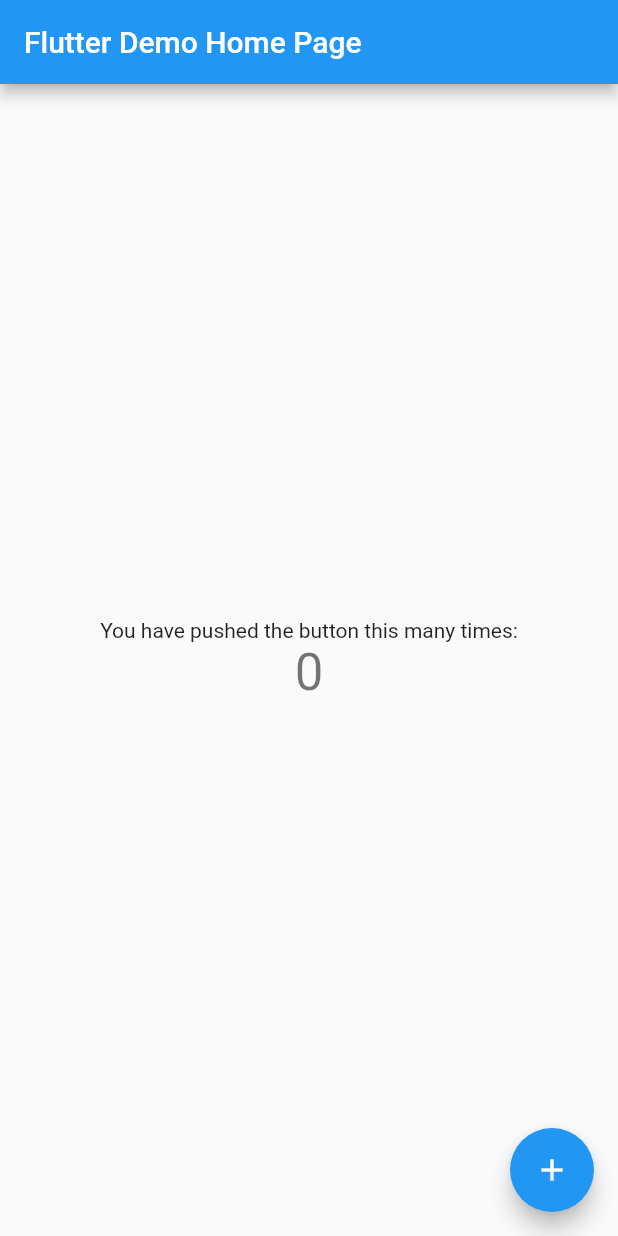
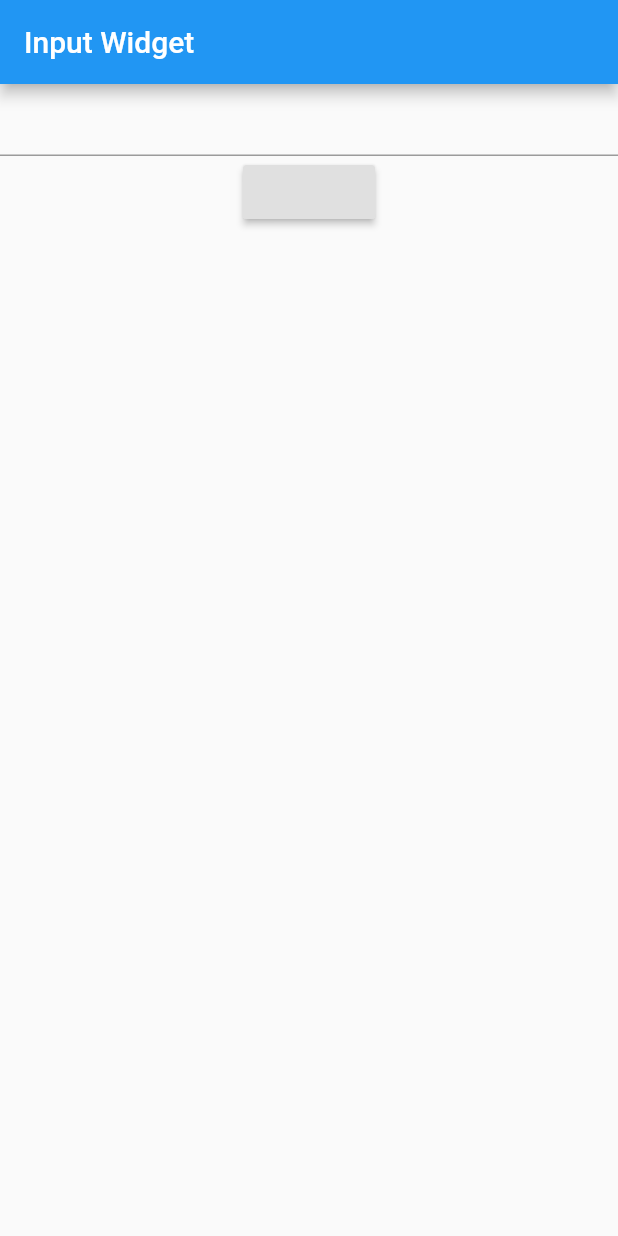
Before and after one commit to sanayut123/input_widget, a Flutter app: the screen it shows after launch, on a phone screen of 412 x 824 dp. Run offline on Flutter 3.47's test engine with Material 2 defaults, Android fonts, the phone set to English and light mode, and no system bars.

Commit message:
TextFormField

```diff
--- a/lib/main.dart
+++ b/lib/main.dart
@@ -11,107 +11,74 @@ class MyApp extends StatelessWidget {
     return MaterialApp(
       title: 'Flutter Demo',
       theme: ThemeData(
-        // This is the theme of your application.
-        //
-        // Try running your application with "flutter run". You'll see the
-        // application has a blue toolbar. Then, without quitting the app, try
-        // changing the primarySwatch below to Colors.green and then invoke
-        // "hot reload" (press "r" in the console where you ran "flutter run",
-        // or simply save your changes to "hot reload" in a Flutter IDE).
-        // Notice that the counter didn't reset back to zero; the application
-        // is not restarted.
         primarySwatch: Colors.blue,
-        // This makes the visual density adapt to the platform that you run
-        // the app on. For desktop platforms, the controls will be smaller and
-        // closer together (more dense) than on mobile platforms.
         visualDensity: VisualDensity.adaptivePlatformDensity,
       ),
-      home: MyHomePage(title: 'Flutter Demo Home Page'),
+      home: MyHomePage(),
     );
   }
 }
 
-class MyHomePage extends StatefulWidget {
-  MyHomePage({Key key, this.title}) : super(key: key);
-
-  // This widget is the home page of your application. It is stateful, meaning
-  // that it has a State object (defined below) that contains fields that affect
-  // how it looks.
-
-  // This class is the configuration for the state. It holds the values (in this
-  // case the title) provided by the parent (in this case the App widget) and
-  // used by the build method of the State. Fields in a Widget subclass are
-  // always marked "final".
-
-  final String title;
+class MyHomePage extends StatelessWidget {
 
   @override
-  _MyHomePageState createState() => _MyHomePageState();
+  Widget build(BuildContext context) {
+    return Scaffold(
+      appBar: AppBar(
+        title: Text("Input Widget"),
+      ),
+      body: Input_widget(),
+    );
+  }
 }
 
-class _MyHomePageState extends State<MyHomePage> {
-  int _counter = 0;
+class Input_widget extends StatefulWidget {
+  @override
+  _Input_widgetState createState() => _Input_widgetState();
+}
 
-  void _incrementCounter() {
+class _Input_widgetState extends State<Input_widget> {
+  TextEditingController _con;
+  static String text = "";
+  showimage(){
     setState(() {
-      // This call to setState tells the Flutter framework that something has
-      // changed in this State, which causes it to rerun the build method below
-      // so that the display can reflect the updated values. If we changed
-      // _counter without calling setState(), then the build method would not be
-      // called again, and so nothing would appear to happen.
-      _counter++;
+      text = _con.text;
     });
+    _con.clear();
   }
 
   @override
+  void initState() {
+    // TODO: implement initState
+    super.initState();
+    _con = TextEditingController();
+  }
+  @override
   Widget build(BuildContext context) {
-    // This method is rerun every time setState is called, for instance as done
-    // by the _incrementCounter method above.
-    //
-    // The Flutter framework has been optimized to make rerunning build methods
-    // fast, so that you can just rebuild anything that needs updating rather
-    // than having to individually change instances of widgets.
-    return Scaffold(
-      appBar: AppBar(
-        // Here we take the value from the MyHomePage object that was created by
-        // the App.build method, and use it to set our appbar title.
-        title: Text(widget.title),
-      ),
-      body: Center(
-        // Center is a layout widget. It takes a single child and positions it
-        // in the middle of the parent.
+    return Center(
         child: Column(
-          // Column is also a layout widget. It takes a list of children and
-          // arranges them vertically. By default, it sizes itself to fit its
-          // children horizontally, and tries to be as tall as its parent.
-          //
-          // Invoke "debug painting" (press "p" in the console, choose the
-          // "Toggle Debug Paint" action from the Flutter Inspector in Android
-          // Studio, or the "Toggle Debug Paint" command in Visual Studio Code)
-          // to see the wireframe for each widget.
-          //
-          // Column has various properties to control how it sizes itself and
-          // how it positions its children. Here we use mainAxisAlignment to
-          // center the children vertically; the main axis here is the vertical
-          // axis because Columns are vertical (the cross axis would be
-          // horizontal).
-          mainAxisAlignment: MainAxisAlignment.center,
-          children: <Widget>[
+          children: [
+            TextFormField(
+              controller: _con,
+            ),
+            RaisedButton(onPressed: (){
+              showimage();
+            }),
             Text(
-              'You have pushed the button this many times:',
-            ),
-            Text(
-              '$_counter',
-              style: Theme.of(context).textTheme.headline4,
-            ),
+              "$text",
+              style: TextStyle(
+                fontSize: 25.0
+              ),
+            )
           ],
         ),
-      ),
-      floatingActionButton: FloatingActionButton(
-        onPressed: _incrementCounter,
-        tooltip: 'Increment',
-        child: Icon(Icons.add),
-      ), // This trailing comma makes auto-formatting nicer for build methods.
     );
   }
 }
+
+
+              // decoration: InputDecoration(
+              //   border: OutlineInputBorder(
+              //     borderRadius: BorderRadius.all(Radius.circular(10.0))
+              //   ),
+              // ),
```
